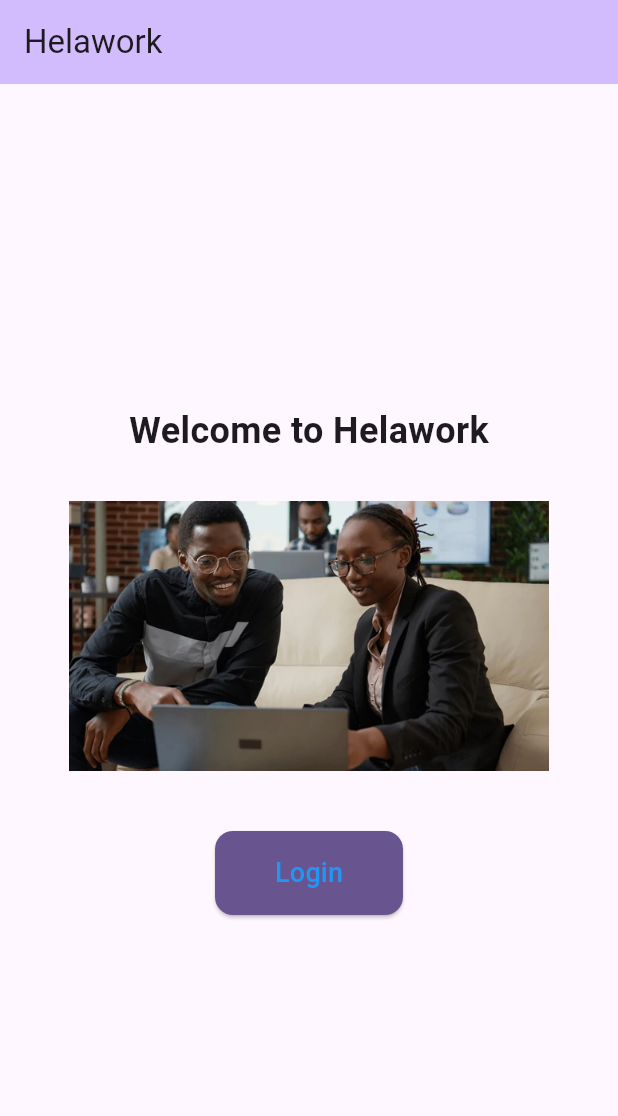
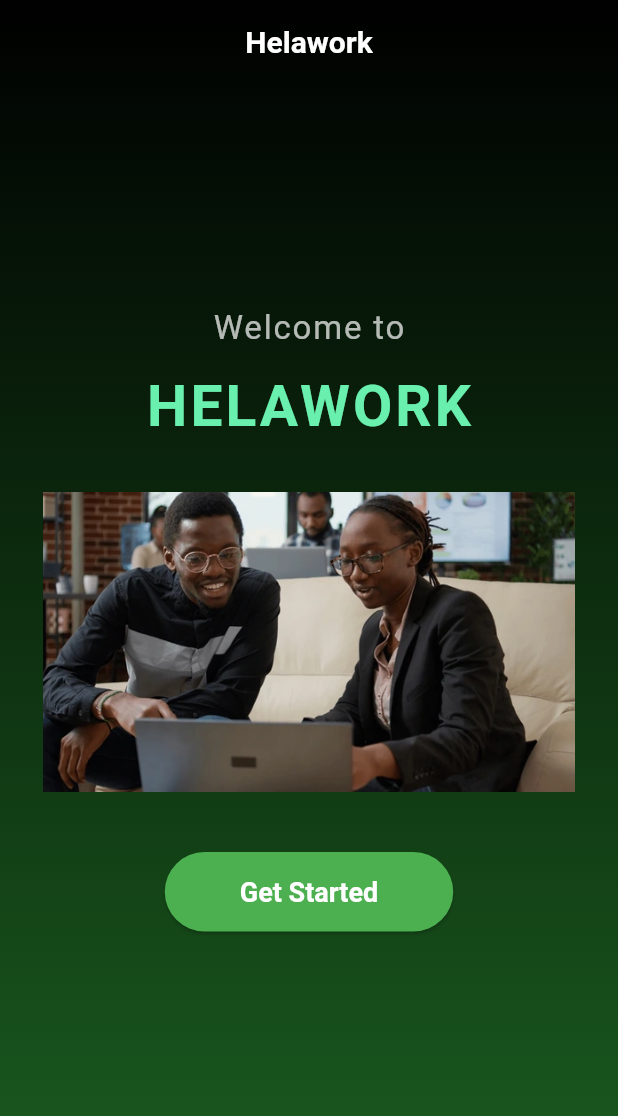
Before and after one commit to machageDev/system-helawork, a Flutter app: the screen it shows after launch, on a phone screen of 412 x 824 dp. Shown: the top 1116 px of the screen. Run offline on Flutter 3.47's test engine with Material 3 defaults, Android fonts, the light colour scheme and no system bars.

Commit message:
enhanec home screen

```diff
--- a/flutterapp/helawork_app/lib/main.dart
+++ b/flutterapp/helawork_app/lib/main.dart
@@ -13,7 +13,36 @@
     return MaterialApp(
       title: 'HELAWORK',
       theme: ThemeData(
-        colorScheme: ColorScheme.fromSeed(seedColor: Colors.deepPurple),
+        brightness: Brightness.dark,
+        scaffoldBackgroundColor: Colors.black,
+        appBarTheme: const AppBarTheme(
+          backgroundColor: Colors.transparent,
+          foregroundColor: Colors.white,
+          elevation: 0,
+        ),
+        elevatedButtonTheme: ElevatedButtonThemeData(
+          style: ElevatedButton.styleFrom(
+            backgroundColor: Colors.green,
+            foregroundColor: Colors.white,
+            textStyle: const TextStyle(
+              fontSize: 18,
+              fontWeight: FontWeight.bold,
+            ),
+            padding:
+                const EdgeInsets.symmetric(horizontal: 50, vertical: 16),
+            shape: RoundedRectangleBorder(
+              borderRadius: BorderRadius.all(Radius.circular(30)),
+            ),
+          ),
+        ),
+        textTheme: const TextTheme(
+          bodyLarge: TextStyle(color: Colors.white),
+          bodyMedium: TextStyle(color: Colors.white70),
+        ),
+        colorScheme: ColorScheme.fromSeed(
+          seedColor: Colors.green,
+          brightness: Brightness.dark,
+        ),
         useMaterial3: true,
       ),
       home: const MyHomePage(title: 'Helawork'),
@@ -34,51 +63,70 @@
   @override
   Widget build(BuildContext context) {
     return Scaffold(
+      extendBodyBehindAppBar: true,
       appBar: AppBar(
-        backgroundColor: Theme.of(context).colorScheme.inversePrimary,
-        title: Text(widget.title),
+        title: Text(widget.title,
+            style: const TextStyle(
+              fontWeight: FontWeight.bold,
+              fontSize: 20,
+            )),
+        centerTitle: true,
+        backgroundColor: Colors.transparent,
       ),
-      body: Center(
+      body: Container(
+        width: double.infinity,
+        decoration: const BoxDecoration(
+          gradient: LinearGradient(
+            colors: [Colors.black, Color(0xFF1B5E20)], // black → dark green
+            begin: Alignment.topCenter,
+            end: Alignment.bottomCenter,
+          ),
+        ),
+        child: Center(
           child: Padding(
-          padding: const EdgeInsets.all(20.0),
+            padding: const EdgeInsets.symmetric(horizontal: 20.0),
             child: Column(
               mainAxisAlignment: MainAxisAlignment.center,
               children: [
                 const Text(
-                "Welcome to Helawork",
+                  "Welcome to",
                   style: TextStyle(
-                  fontSize: 24,
+                    fontSize: 22,
+                    color: Colors.white70,
+                    letterSpacing: 1.2,
+                  ),
+                ),
+                const SizedBox(height: 10),
+                const Text(
+                  "HELAWORK",
+                  style: TextStyle(
+                    fontSize: 38,
                     fontWeight: FontWeight.bold,
+                    color: Colors.greenAccent,
+                    letterSpacing: 2,
                   ),
                 ),
                 const SizedBox(height: 30),
-              Image.asset(
+                Hero(
+                  tag: "logo",
+                  child: Image.asset(
                     "assets/images/image.png",
-                height: 180,
+                    height: 200,
+                  ),
                 ),
                 const SizedBox(height: 40),
                 ElevatedButton(
-                style: ElevatedButton.styleFrom(
-                  backgroundColor:
-                      Theme.of(context).colorScheme.primary,
-                  foregroundColor: Colors.blue,
-                  padding: const EdgeInsets.symmetric(
-                      horizontal: 40, vertical: 15),
-                  shape: RoundedRectangleBorder(
-                      borderRadius: BorderRadius.circular(12)),
-                ),
                   onPressed: () {
-                  Navigator.push (
+                    Navigator.push(
                       context,
-                   MaterialPageRoute(builder: (context) => const LoginScreen()),
+                      MaterialPageRoute(
+                          builder: (context) => const LoginScreen()),
                     );
                   },
-                child: const Text(
-                  "Login",
-                  style: TextStyle(fontSize: 18),
-                ),
+                  child: const Text("Get Started"),
                 ),
               ],
+            ),
           ),
         ),
       ),
```
Lines whose indentation alone changed are shown as unchanged.
